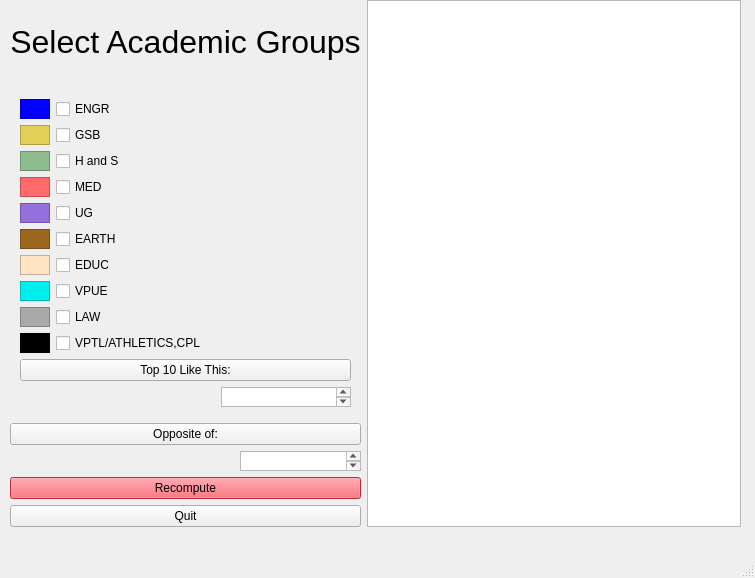
Old version of the form src/qtui/courseTsne.ui in the repository paepcke/pathways.
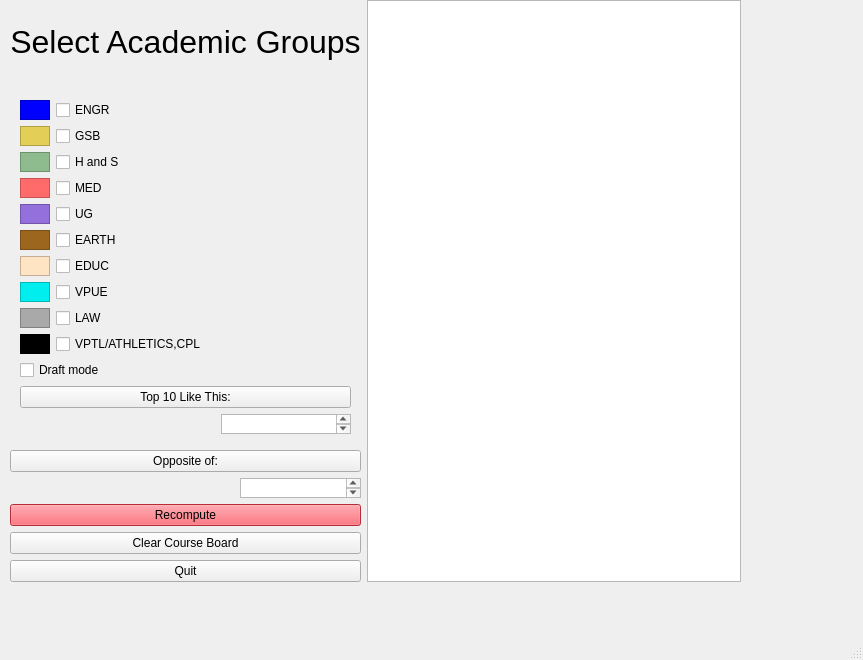
New version of the form.

Commit message: Connected draft mode checkbox; but reverse conn still needed.

Diff of the .ui file:
```diff
--- a/src/qtui/courseTsne.ui
+++ b/src/qtui/courseTsne.ui
@@ -6,8 +6,8 @@
    <rect>
     <x>0</x>
     <y>0</y>
-    <width>755</width>
-    <height>578</height>
+    <width>863</width>
+    <height>660</height>
    </rect>
   </property>
   <property name="sizePolicy">
@@ -35,7 +35,7 @@
       <x>0</x>
       <y>0</y>
       <width>741</width>
-      <height>537</height>
+      <height>592</height>
      </rect>
     </property>
     <layout class="QHBoxLayout" name="ControlPanel">
@@ -401,6 +401,13 @@
            </item>
           </layout>
          </item>
+         <item>
+          <widget class="QCheckBox" name="draftModeChk">
+           <property name="text">
+            <string>Draft mode</string>
+           </property>
+          </widget>
+         </item>
          <item>
           <widget class="QPushButton" name="Top10Btn">
            <property name="text">
@@ -450,6 +457,13 @@
          </property>
         </widget>
        </item>
+       <item>
+        <widget class="QPushButton" name="clrBoardButton">
+         <property name="text">
+          <string>Clear Course Board</string>
+         </property>
+        </widget>
+       </item>
        <item>
         <widget class="QPushButton" name="quitBtn">
          <property name="text">
```
Left out of the diff: 2 changed lines with no effect on the pictures. The commit also changes 3 other files.
